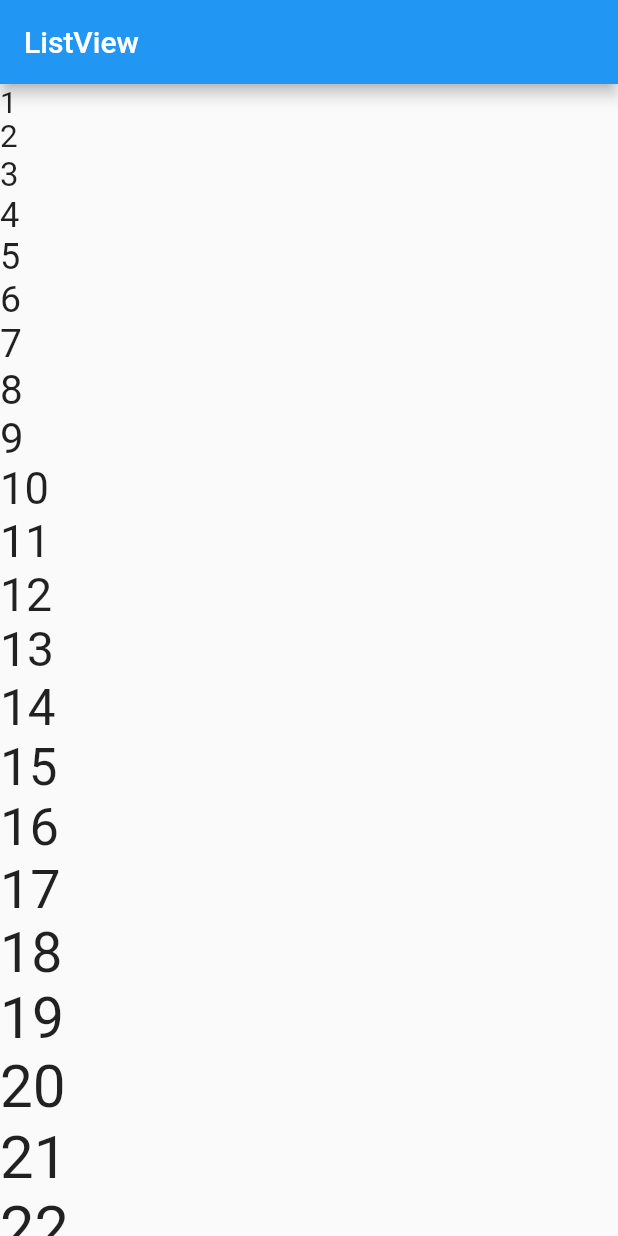
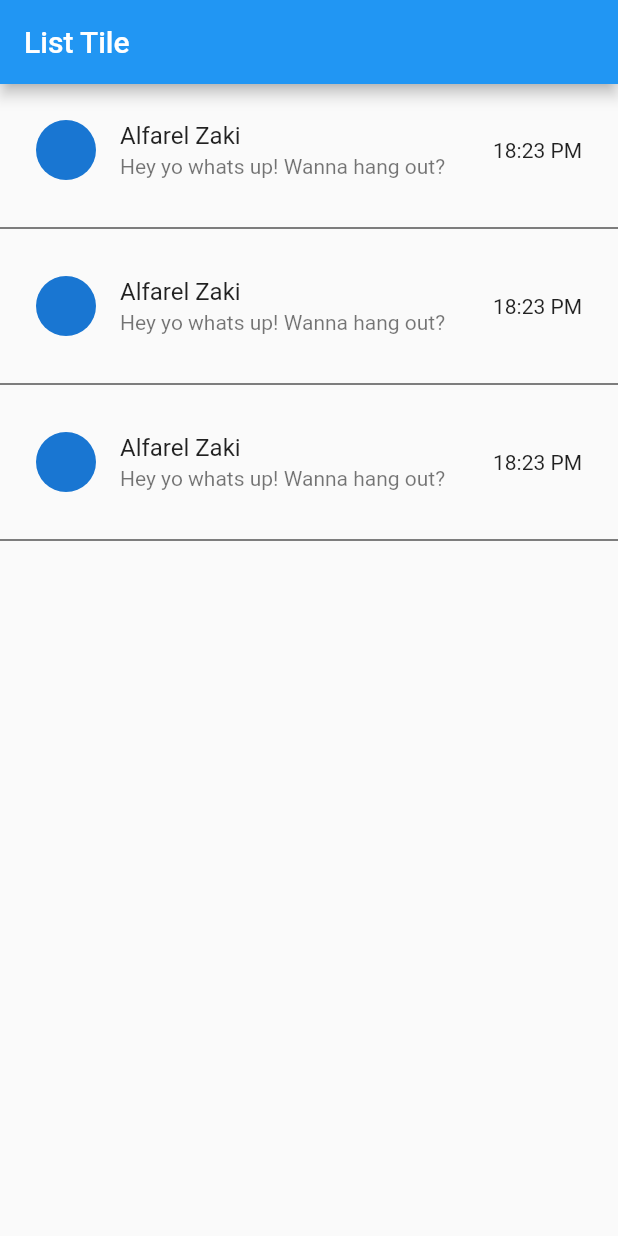
Before and after one commit to alfarelzaki/dart_fundamental, a Flutter app: the screen it shows after launch, on a phone screen of 412 x 824 dp. Run offline on Flutter 3.47's test engine with Material 2 defaults, Android fonts, the phone set to English and light mode, and no system bars.

Commit message:
list tile

```diff
--- a/lib/main.dart
+++ b/lib/main.dart
@@ -1,3 +1,4 @@
+import 'package:flutter/cupertino.dart';
 import 'package:flutter/material.dart';
 
 main() {
@@ -5,30 +6,72 @@ main() {
 }
 
 class MyApp extends StatelessWidget {
-  final List<Color> colorList = [
-    Colors.red,
-    Colors.blue,
-    Colors.green,
-    Colors.amber
-  ];
-
-  final List<Widget> myList = List.generate(
-      100,
-      (index) => Text(
-            "${index + 1}",
-            style: TextStyle(fontSize: 20 + double.parse(index.toString())),
-          )
-  );
+  const MyApp({Key? key}) : super(key: key);
 
   @override
   Widget build(BuildContext context) {
     return MaterialApp(
       debugShowCheckedModeBanner: false,
       home: Scaffold(
-        appBar: AppBar(title: Text("ListView")),
+        appBar: AppBar(title: Text("List Tile")),
         body: ListView(
-          children: myList,
-        )
+          children: const [
+            ListTile(
+              contentPadding:
+                  EdgeInsets.symmetric(vertical: 8, horizontal: 24),
+              leading: CircleAvatar(),
+              title: Text("Alfarel Zaki"),
+              subtitle: Text(
+                "Hey yo whats up! Wanna hang out?",
+                maxLines: 2,
+                overflow: TextOverflow.ellipsis,
+              ),
+              trailing: Text("18:23 PM"),
+              // tileColor: Colors.amber,
+              // dense: true,
+              // onTap: () {
+
+              // },
+            ),
+            Divider(color: Colors.black),
+            ListTile(
+              contentPadding:
+                  EdgeInsets.symmetric(vertical: 8, horizontal: 24),
+              leading: CircleAvatar(),
+              title: Text("Alfarel Zaki"),
+              subtitle: Text(
+                "Hey yo whats up! Wanna hang out?",
+                maxLines: 2,
+                overflow: TextOverflow.ellipsis,
+              ),
+              trailing: Text("18:23 PM"),
+              // tileColor: Colors.amber,
+              // dense: true,
+              // onTap: () {
+
+              // },
+            ),
+            Divider(color: Colors.black),
+            ListTile(
+              contentPadding:
+                  EdgeInsets.symmetric(vertical: 8, horizontal: 24),
+              leading: CircleAvatar(),
+              title: Text("Alfarel Zaki"),
+              subtitle: Text(
+                "Hey yo whats up! Wanna hang out?",
+                maxLines: 2,
+                overflow: TextOverflow.ellipsis,
+              ),
+              trailing: Text("18:23 PM"),
+              // tileColor: Colors.amber,
+              // dense: true,
+              // onTap: () {
+
+              // },
+            ),
+            Divider(color: Colors.black),
+          ],
+        ),
       ),
     );
   }
```
